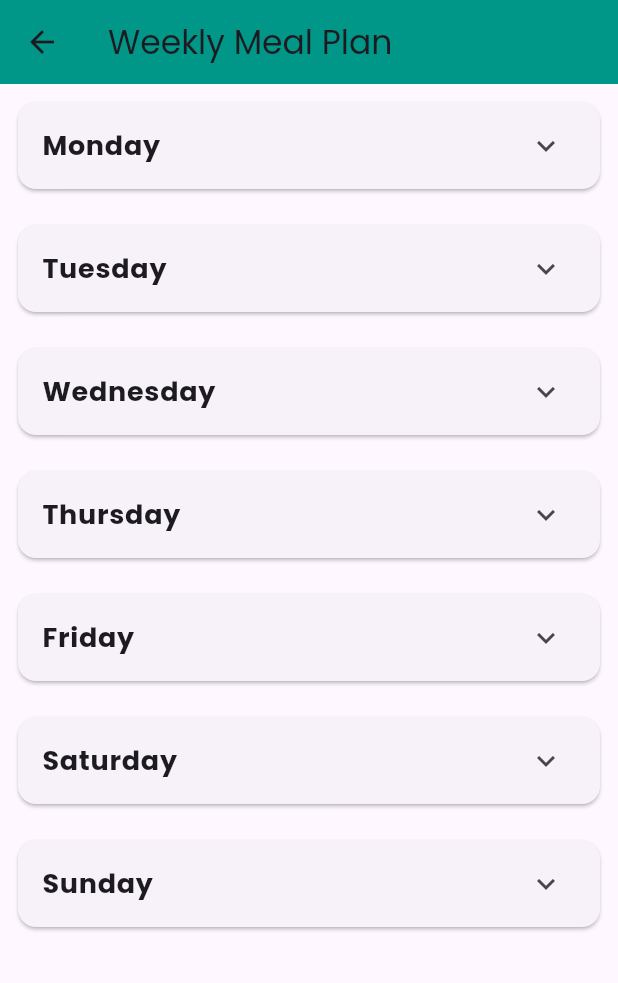
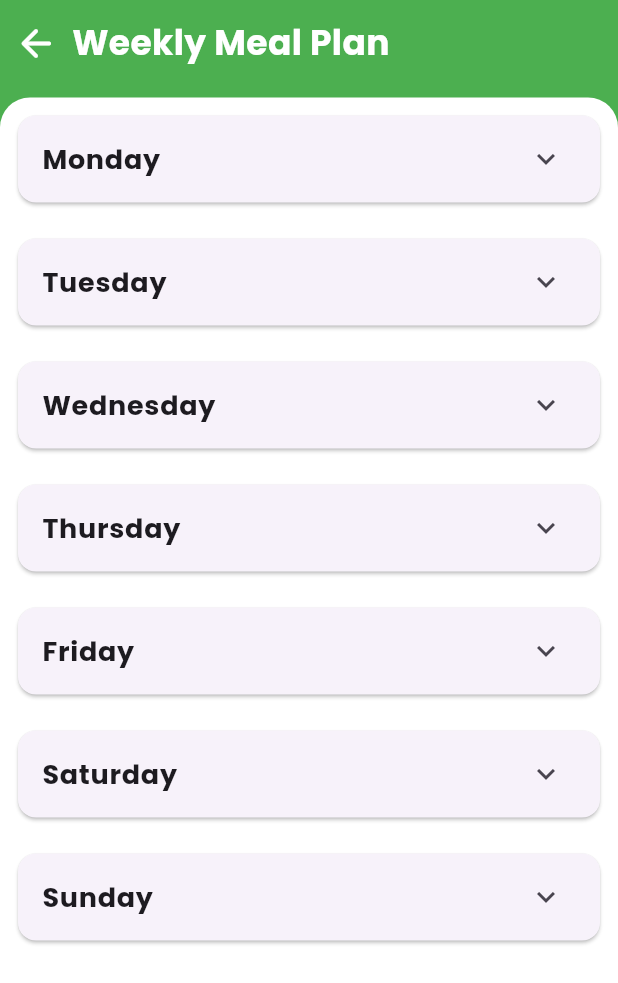
Before and after one commit to MayYaminThant/meal_planner, a Flutter app: the screen it shows after launch, after a tap on the "menu" icon, after a tap on "Meal Planner", on a phone screen of 412 x 824 dp. Shown: the top 983 px of the screen. Run offline on Flutter 3.47's test engine with Material 3 defaults, Android fonts, the phone set to English and light mode, and no system bars; our stand-ins replace connectivity_plus, dio, flutter_dotenv, flutter_html, google_fonts, hive and 1 more; accounts and stored records are empty; network calls fail.

Commit message:
fix and upgrade hive and meal plan service

```diff
--- a/lib/components/export_files.dart
+++ b/lib/components/export_files.dart
@@ -8,7 +8,13 @@ export '../controllers/recipe_controller.dart';
 export '../controllers/wifi_controller.dart';
 export '../hive/hive_boxes.dart';
 export '../hive/meal_plan_hive_service.dart';
+export '../models/analyzed_instruction.dart';
+export '../models/ent.dart';
+export '../models/ingredient.dart';
+export '../models/length.dart';
 export '../models/meal_plan.dart';
+export '../models/measures.dart';
+export '../models/metric.dart';
 export '../models/recipe.dart';
 export '../services/navigation_service.dart';
 export '../views/favourite/favourite_screen.dart';
--- a/lib/controllers/recipe_controller.dart
+++ b/lib/controllers/recipe_controller.dart
@@ -1,5 +1,7 @@
 import 'package:connectivity_plus/connectivity_plus.dart';
+import 'package:hive_flutter/hive_flutter.dart';
 import 'package:meal_planner/components/export_files.dart';
+import 'package:meal_planner/hive/favourite_recipe_hive_service.dart';
 import 'package:meal_planner/services/api.dart';
 
 class RecipeController extends ChangeNotifier {
@@ -45,18 +47,21 @@ class RecipeController extends ChangeNotifier {
     notifyListeners();
   }
 
-  void toggleFavourite(Recipe recipe) async {
-    final favBox = HiveBoxes.getFavouriteBox();
+  Future<void> toggleFavourite(Recipe recipe) async {
+    try {
+      final Box<Recipe> recipeBox = HiveBoxes.getAllRecipeBox();
+      final Box<dynamic> favBox = HiveBoxes.getFavouriteIdBox();
+      final HiveFavouriteRecipeService hiveFavouriteRecipeService =
+          HiveFavouriteRecipeService(favBox, recipeBox);
 
-    if (isFavourite(recipe.id ?? -1)) {
-      final toRemove = favBox.values.firstWhere((r) => r.id == recipe.id);
-      await toRemove.delete();
-    } else {
-      await favBox.add(recipe);
+      await hiveFavouriteRecipeService.toggleFavourite(recipe.id ?? -1);
+
+      _favRecipeList = hiveFavouriteRecipeService
+          .getRecipesFromIds(hiveFavouriteRecipeService.getFavouriteIds());
+      notifyListeners();
+    } catch (e) {
+      debugPrint(e.toString());
     }
-
-    _favRecipeList = favBox.values.toList();
-    notifyListeners();
   }
 
   bool isFavourite(int id) {
@@ -69,12 +74,18 @@ class RecipeController extends ChangeNotifier {
   }
 
   Future<void> getRandomRecipeList() async {
-    final allBox = HiveBoxes.getAllRecipeBox();
-    final favBox = HiveBoxes.getFavouriteBox();
+    final Box<dynamic> favBox = HiveBoxes.getFavouriteIdBox();
+    final Box<Recipe> allBox = HiveBoxes.getAllRecipeBox();
+    try {
+      final HiveFavouriteRecipeService hiveFavouriteRecipeService =
+          HiveFavouriteRecipeService(favBox, allBox);
 
-    _recipeList = allBox.values.toList();
-    _favRecipeList = favBox.values.toList();
-
+      _recipeList = allBox.values.toList();
+      _favRecipeList = hiveFavouriteRecipeService
+          .getRecipesFromIds(hiveFavouriteRecipeService.getFavouriteIds());
+    } catch (e) {
+      debugPrint(e.toString());
+    }
     if (await checkOfflineConnectivity()) {
       return;
     }
@@ -101,11 +112,18 @@ class RecipeController extends ChangeNotifier {
   }
 
   Future<void> getRecipeListByIngredients() async {
-    final allBox = HiveBoxes.getAllRecipeBox();
-    final favBox = HiveBoxes.getFavouriteBox();
+    final Box<Recipe> allBox = HiveBoxes.getAllRecipeBox();
+    final Box<dynamic> favBox = HiveBoxes.getFavouriteIdBox();
+    try {
+      final HiveFavouriteRecipeService hiveFavouriteRecipeService =
+          HiveFavouriteRecipeService(favBox, allBox);
 
-    _recipeList = allBox.values.toList();
-    _favRecipeList = favBox.values.toList();
+      _recipeList = allBox.values.toList();
+      _favRecipeList = hiveFavouriteRecipeService
+          .getRecipesFromIds(hiveFavouriteRecipeService.getFavouriteIds());
+    } catch (e) {
+      debugPrint(e.toString());
+    }
 
     if (await checkOfflineConnectivity()) {
       return;
--- /dev/null
+++ b/lib/hive/favourite_recipe_hive_service.dart
@@ -0,0 +1,56 @@
+import 'package:hive/hive.dart';
+
+import '../components/export_files.dart';
+
+class HiveFavouriteRecipeService {
+  static const String _key = 'favourite_ids';
+  final Box<Recipe> recipeBox;
+  final Box _favBox;
+
+  HiveFavouriteRecipeService(this._favBox, this.recipeBox);
+
+  /// Get all favourite recipe IDs
+  List<int> getFavouriteIds() {
+    return List<int>.from(_favBox.get(_key, defaultValue: []));
+  }
+
+  /// Check if a recipe is favourite
+  bool isFavourite(int id) {
+    final favIds = getFavouriteIds();
+    return favIds.contains(id);
+  }
+
+  /// Add recipe to favourites
+  Future<void> addFavourite(int id) async {
+    final favIds = getFavouriteIds();
+    if (!favIds.contains(id)) {
+      favIds.add(id);
+      await _favBox.put(_key, favIds);
+    }
+  }
+
+  /// Remove recipe from favourites
+  Future<void> removeFavourite(int id) async {
+    final favIds = getFavouriteIds();
+    favIds.remove(id);
+    await _favBox.put(_key, favIds);
+  }
+
+  /// Toggle favourite state
+  Future<void> toggleFavourite(int id) async {
+    if (isFavourite(id)) {
+      await removeFavourite(id);
+    } else {
+      await addFavourite(id);
+    }
+  }
+
+  /// Clear all favourites
+  Future<void> clearAll() async {
+    await _favBox.put(_key, []);
+  }
+
+  List<Recipe> getRecipesFromIds(List<int> ids) {
+    return recipeBox.values.where((recipe) => ids.contains(recipe.id)).toList();
+  }
+}
--- a/lib/hive/hive_boxes.dart
+++ b/lib/hive/hive_boxes.dart
@@ -1,10 +1,10 @@
 import 'package:hive/hive.dart';
 
-import '../models/meal_plan.dart';
-import '../models/recipe.dart';
+import '../components/export_files.dart';
 
 class HiveBoxes {
   static Box<Recipe> getAllRecipeBox() => Hive.box<Recipe>('allRecipesBox');
-  static Box<Recipe> getFavouriteBox() => Hive.box<Recipe>('favouriteBox');
+  static Box<dynamic> getFavouriteIdBox() =>
+      Hive.box<dynamic>('favouriteIdBox');
   static Box<MealPlan> getMealPlanBox() => Hive.box<MealPlan>('mealPlans');
 }
--- a/lib/hive/meal_plan_hive_service.dart
+++ b/lib/hive/meal_plan_hive_service.dart
@@ -26,6 +26,8 @@ class HiveMealPlanService {
   }
 
   List<Recipe> getRecipesFromIds(List<int> ids) {
-    return ids.map((id) => _recipeBox.get(id)).whereType<Recipe>().toList();
+    return _recipeBox.values
+        .where((recipe) => ids.contains(recipe.id))
+        .toList();
   }
 }
--- a/lib/models/step.dart
+++ b/lib/models/step.dart
@@ -14,7 +14,7 @@ class Step extends HiveObject {
   int? number;
   @HiveField(2)
   @JsonKey(name: "step")
-  String? step;
+  String? stepArg;
   @HiveField(3)
   @JsonKey(name: "ingredients")
   List<Ent>? ingredients;
@@ -27,7 +27,7 @@ class Step extends HiveObject {
 
   Step({
     this.number,
-    this.step,
+    this.stepArg,
     this.ingredients,
     this.equipment,
     this.length,
--- a/lib/services/hive_service.dart
+++ b/lib/services/hive_service.dart
@@ -1,10 +1,11 @@
 import 'package:hive_flutter/hive_flutter.dart';
+import 'package:meal_planner/models/step.dart';
 
 import '../components/export_files.dart';
 
 class HiveService {
   static const String recipesBoxName = 'allRecipesBox';
-  static const String favouriteRecipes = 'favouriteBox';
+  static const String favouriteRecipes = 'favouriteIdBox';
   static const String mealPlans = 'mealPlans';
 
   static Future<void> init() async {
@@ -12,9 +13,26 @@ class HiveService {
 
     Hive.registerAdapter(RecipeAdapter());
     Hive.registerAdapter(MealPlanAdapter());
+    Hive.registerAdapter(AnalyzedInstructionAdapter());
+    Hive.registerAdapter(EntAdapter());
+    Hive.registerAdapter(IngredientAdapter());
+    Hive.registerAdapter(LengthAdapter());
+    Hive.registerAdapter(MeasuresAdapter());
+    Hive.registerAdapter(MetricAdapter());
+    Hive.registerAdapter(StepAdapter());
 
-    await Hive.openBox<Recipe>(recipesBoxName);
-    await Hive.openBox<Recipe>(favouriteRecipes);
-    await Hive.openBox<MealPlan>(mealPlans);
+    await Hive.deleteBoxFromDisk(recipesBoxName);
+    await Hive.deleteBoxFromDisk(favouriteRecipes);
+    await Hive.deleteBoxFromDisk(mealPlans);
+
+    if (!Hive.isBoxOpen(recipesBoxName)) {
+      await Hive.openBox<Recipe>(recipesBoxName);
+    }
+    if (!Hive.isBoxOpen(favouriteRecipes)) {
+      await Hive.openBox<dynamic>(favouriteRecipes);
+    }
+    if (!Hive.isBoxOpen(mealPlans)) {
+      await Hive.openBox<MealPlan>(mealPlans);
+    }
   }
 }
--- a/lib/views/meal_planner/meal_plan_screen.dart
+++ b/lib/views/meal_planner/meal_plan_screen.dart
@@ -29,12 +29,53 @@ class _MealPlanScreenState extends State<MealPlanScreen> {
   Widget build(BuildContext context) {
     _mealPlanService.getAllMealPlans();
 
-    return Scaffold(
-      appBar: AppBar(
-        title: const Text('Weekly Meal Plan'),
-        backgroundColor: Colors.teal,
+    return SafeArea(
+      child: Scaffold(
+        body: _bodyWidget(),
       ),
-      body: ListView.builder(
+    );
+  }
+
+  Widget _bodyWidget() {
+    return Container(
+      color: ColorUtils.primaryColor,
+      width: SizeMedia.screenWidth(context),
+      height: SizeMedia.screenHeight(context),
+      child: Stack(
+        children: [
+          BackgroundLayerWidget(child: _mainBodyWidget()),
+          Positioned(
+            top: 5,
+            child: Row(
+              children: [
+                IconButton(
+                  onPressed: () {
+                    Navigator.pop(context);
+                  },
+                  icon: const Icon(
+                    Icons.arrow_back_rounded,
+                    color: Colors.white,
+                    size: 30,
+                  ),
+                ),
+                const Text(
+                  'Weekly Meal Plan',
+                  style: TextStyle(
+                    color: Colors.white,
+                    fontSize: 23,
+                    fontWeight: FontWeight.bold,
+                  ),
+                )
+              ],
+            ),
+          ),
+        ],
+      ),
+    );
+  }
+
+  ListView _mainBodyWidget() {
+    return ListView.builder(
       itemCount: _days.length,
       itemBuilder: (context, index) {
         final day = _days[index];
@@ -50,8 +91,7 @@ class _MealPlanScreenState extends State<MealPlanScreen> {
           child: ExpansionTile(
             title: Text(
               day,
-                style:
-                    const TextStyle(fontSize: 18, fontWeight: FontWeight.bold),
+              style: const TextStyle(fontSize: 18, fontWeight: FontWeight.bold),
             ),
             children: [
               if (recipes.isEmpty)
@@ -75,7 +115,8 @@ class _MealPlanScreenState extends State<MealPlanScreen> {
                         ),
                         title: Text(recipe.title),
                         trailing: IconButton(
-                            icon: const Icon(Icons.delete, color: Colors.red),
+                          icon: const Icon(Icons.delete_rounded,
+                              color: Colors.red),
                           onPressed: () {
                             final newIds = List<int>.from(plan!.recipeIds)
                               ..remove(recipe.id);
@@ -98,7 +139,6 @@ class _MealPlanScreenState extends State<MealPlanScreen> {
           ),
         );
       },
-      ),
     );
   }
 
```
Also changed, not shown: lib/models/ingredient.dart (+7 -33 lines), lib/views/favourite/favourite_screen.dart (+7 -2 lines), lib/views/recipe/recipe_detail_screen.dart (+101 -61 lines), lib/views/recipe/recipe_screen.dart (+7 -2 lines), lib/models/ingredient.g.dart, lib/models/step.g.dart. Lines whose indentation alone changed are shown as unchanged.
